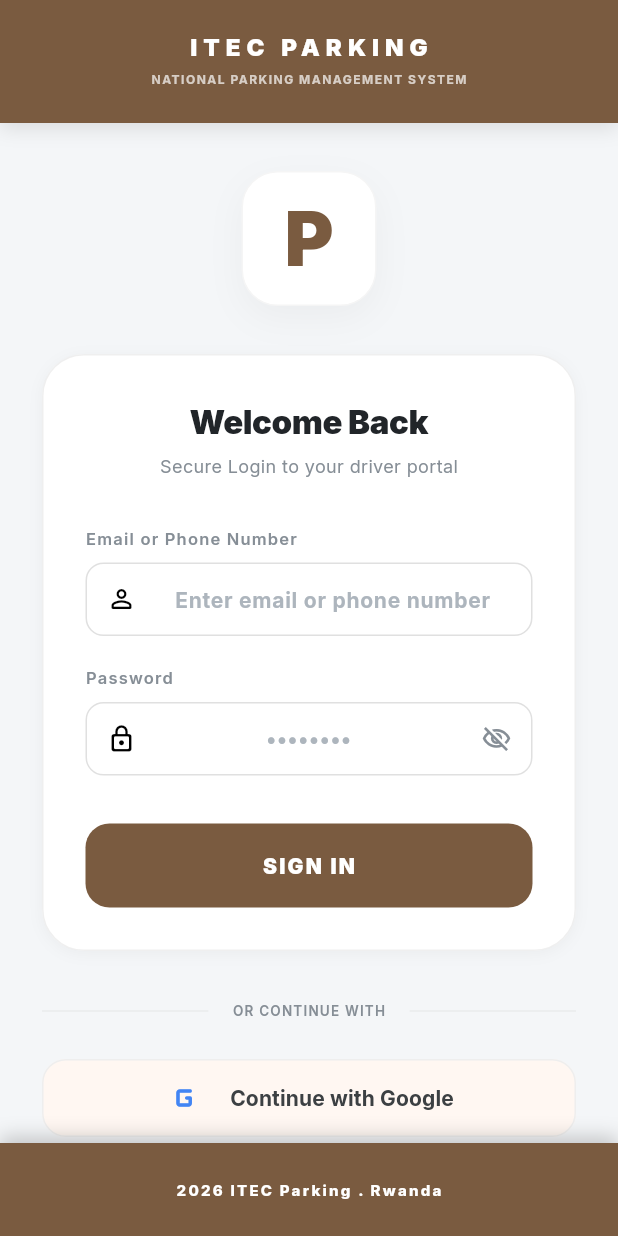
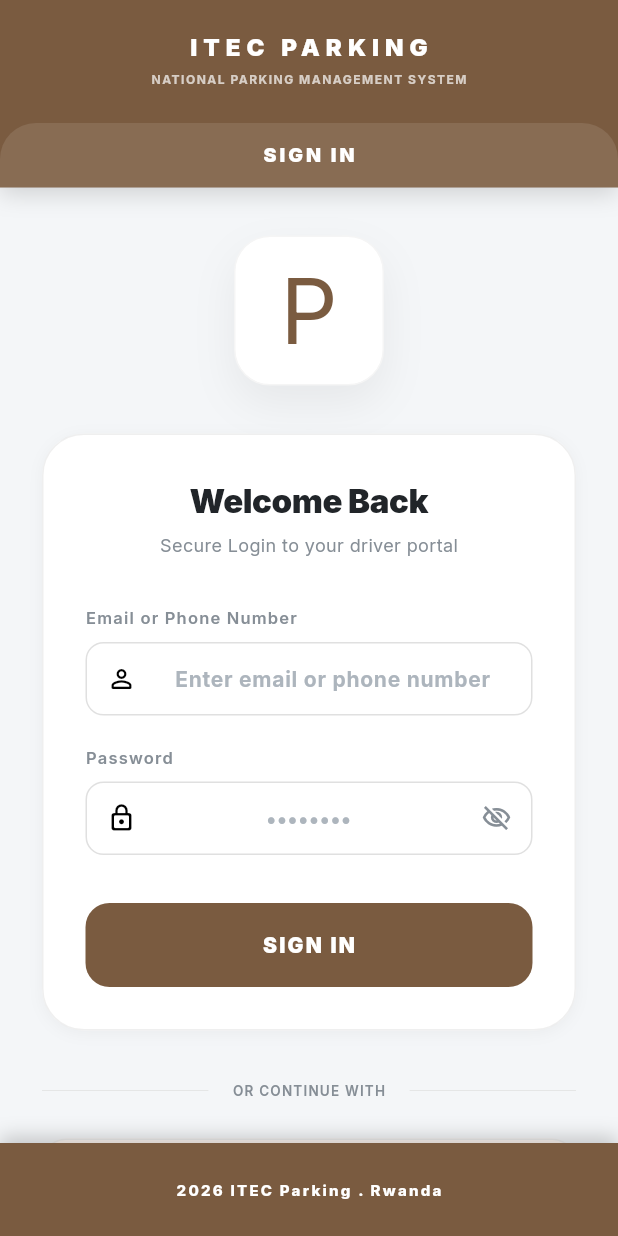
Before and after one commit to dieumerci-niyonkuru/parkease-parking-app, a Flutter app: the screen it shows after launch, on a phone screen of 412 x 824 dp. Run offline on Flutter 3.47's test engine with Material 3 defaults, Android fonts, the phone set to English and light mode, and no system bars; drawn by our look-alikes of flutter_animate; our stand-ins replace country_code_picker, flutter_local_notifications, flutter_secure_storage, flutter_staggered_animations, google_fonts, image_picker and 3 more; accounts and stored records are empty; network calls fail; statements that could not run were skipped.

Commit message:
ui: finalize premium login design with unified brown header and ultra-bold branding

```diff
--- a/lib/screens/auth/login_screen.dart
+++ b/lib/screens/auth/login_screen.dart
@@ -179,16 +179,28 @@
           // ── BRANDED HEADER ─────────────────────────────────────────
           Container(
             width: double.infinity,
-            padding: EdgeInsets.only(top: MediaQuery.of(context).padding.top + 20, bottom: 24),
+            padding: EdgeInsets.only(top: MediaQuery.of(context).padding.top + 20, bottom: 0),
             decoration: BoxDecoration(
               color: AppTheme.primary,
-              boxShadow: [BoxShadow(color: Colors.black.withOpacity(0.1), blurRadius: 10, offset: const Offset(0, 4))],
+              boxShadow: [BoxShadow(color: Colors.black.withOpacity(0.15), blurRadius: 12, offset: const Offset(0, 4))],
             ),
             child: Column(
               children: [
                 const Text('ITEC PARKING', style: TextStyle(color: Colors.white, fontSize: 16, fontWeight: FontWeight.w900, letterSpacing: 4)),
                 const SizedBox(height: 4),
                 Text('National Parking Management System'.toUpperCase(), style: const TextStyle(color: Colors.white70, fontSize: 8, letterSpacing: 1, fontWeight: FontWeight.w700)),
+                const SizedBox(height: 24),
+                Container(
+                  width: double.infinity,
+                  padding: const EdgeInsets.symmetric(vertical: 12),
+                  decoration: BoxDecoration(
+                    color: Colors.white.withOpacity(0.1),
+                    borderRadius: const BorderRadius.vertical(top: Radius.circular(24)),
+                  ),
+                  child: const Center(
+                    child: Text('SIGN IN', style: TextStyle(color: Colors.white, fontSize: 13, fontWeight: FontWeight.w900, letterSpacing: 2)),
+                  ),
+                ),
               ],
             ),
           ),
@@ -210,17 +222,17 @@
                             // ── Logo / Badge ───────────────────────────────────────
                             Center(
                               child: Container(
-                                width: 90, height: 90,
+                                width: 100, height: 100,
                                 decoration: BoxDecoration(
                                   color: Colors.white,
                                   borderRadius: BorderRadius.circular(24),
                                   boxShadow: [
-                                    BoxShadow(color: Colors.black.withOpacity(0.04), blurRadius: 20, offset: const Offset(0, 8))
+                                    BoxShadow(color: Colors.black.withOpacity(0.06), blurRadius: 24, offset: const Offset(0, 12))
                                   ],
                                   border: Border.all(color: Colors.grey.shade100),
                                 ),
                                 child: const Center(
-                                  child: Text('P', style: TextStyle(color: Color(0xFF7A5B40), fontSize: 50, fontWeight: FontWeight.w900)),
+                                  child: Text('P', style: TextStyle(color: Color(0xFF7A5B40), fontSize: 60, fontWeight: FontWeight.w950)),
                                 ),
                               ).animate().scale(duration: 500.ms, curve: Curves.easeOutBack),
                             ),
```
